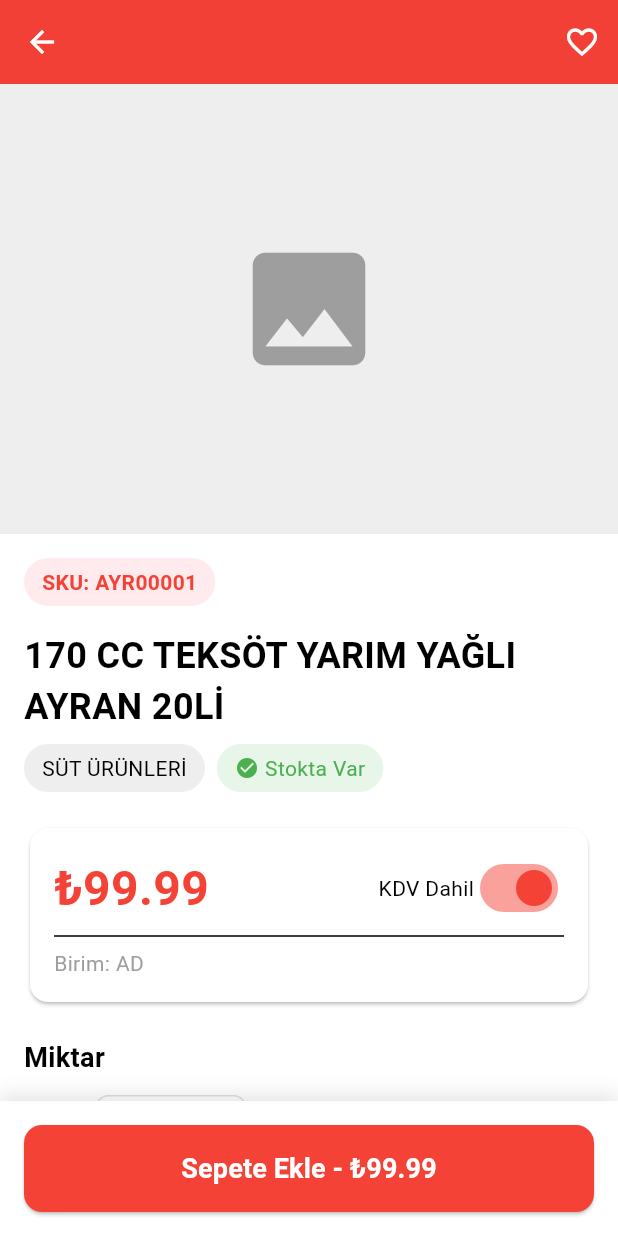
After one commit to MuhammedEbrar/kaptan-catering-mobile, a Flutter app: the ProductDetailScreen screen opened directly, on a phone screen of 412 x 824 dp. The commit adds this screen. Run offline on Flutter 3.47's test engine with Material 3 defaults, Android fonts, the light colour scheme and no system bars; our stand-ins replace dio, flutter_secure_storage, get_it, shared_preferences; accounts and stored records are empty.

Commit message:
feat: Ürün detay sayfası eklendi

```diff
--- /dev/null
+++ b/lib/presentation/screens/products/product_detail_screen.dart
@@ -0,0 +1,297 @@
+import 'package:flutter/material.dart';
+
+class ProductDetailScreen extends StatefulWidget {
+  const ProductDetailScreen({Key? key}) : super(key: key);
+
+  @override
+  State<ProductDetailScreen> createState() => _ProductDetailScreenState();
+}
+
+class _ProductDetailScreenState extends State<ProductDetailScreen> {
+  int _quantity = 1;
+  bool _isFavorite = false;
+  bool _isKdvIncluded = true;
+
+  @override
+  Widget build(BuildContext context) {
+    return Scaffold(
+      appBar: AppBar(
+        backgroundColor: Colors.red,
+        actions: [
+          IconButton(
+            icon: Icon(
+              _isFavorite ? Icons.favorite : Icons.favorite_border,
+              color: Colors.white,
+            ),
+            onPressed: () {
+              setState(() {
+                _isFavorite = !_isFavorite;
+              });
+              ScaffoldMessenger.of(context).showSnackBar(
+                SnackBar(
+                  content: Text(_isFavorite
+                      ? 'Favorilere eklendi!'
+                      : 'Favorilerden çıkarıldı!'),
+                  duration: const Duration(seconds: 1),
+                ),
+              );
+            },
+          ),
+        ],
+      ),
+      body: SingleChildScrollView(
+        child: Column(
+          crossAxisAlignment: CrossAxisAlignment.start,
+          children: [
+            // Ürün Resmi
+            Container(
+              height: 300,
+              width: double.infinity,
+              color: Colors.grey[200],
+              child: const Center(
+                child: Icon(Icons.image, size: 100, color: Colors.grey),
+              ),
+            ),
+
+            // Stok Kodu Badge
+            Padding(
+              padding: const EdgeInsets.all(16),
+              child: Container(
+                padding: const EdgeInsets.symmetric(horizontal: 12, vertical: 6),
+                decoration: BoxDecoration(
+                  color: Colors.red[50],
+                  borderRadius: BorderRadius.circular(20),
+                ),
+                child: const Text(
+                  'SKU: AYR00001',
+                  style: TextStyle(
+                    color: Colors.red,
+                    fontWeight: FontWeight.bold,
+                  ),
+                ),
+              ),
+            ),
+
+            // Ürün Bilgileri
+            Padding(
+              padding: const EdgeInsets.symmetric(horizontal: 16),
+              child: Column(
+                crossAxisAlignment: CrossAxisAlignment.start,
+                children: [
+                  const Text(
+                    '170 CC TEKSÖT YARIM YAĞLI AYRAN 20Lİ',
+                    style: TextStyle(
+                      fontSize: 24,
+                      fontWeight: FontWeight.bold,
+                    ),
+                  ),
+                  const SizedBox(height: 8),
+                  Row(
+                    children: [
+                      Container(
+                        padding: const EdgeInsets.symmetric(
+                          horizontal: 12,
+                          vertical: 6,
+                        ),
+                        decoration: BoxDecoration(
+                          color: Colors.grey[200],
+                          borderRadius: BorderRadius.circular(20),
+                        ),
+                        child: const Text('SÜT ÜRÜNLERİ'),
+                      ),
+                      const SizedBox(width: 8),
+                      Container(
+                        padding: const EdgeInsets.symmetric(
+                          horizontal: 12,
+                          vertical: 6,
+                        ),
+                        decoration: BoxDecoration(
+                          color: Colors.green[50],
+                          borderRadius: BorderRadius.circular(20),
+                        ),
+                        child: Row(
+                          children: const [
+                            Icon(Icons.check_circle, size: 16, color: Colors.green),
+                            SizedBox(width: 4),
+                            Text(
+                              'Stokta Var',
+                              style: TextStyle(color: Colors.green),
+                            ),
+                          ],
+                        ),
+                      ),
+                    ],
+                  ),
+                ],
+              ),
+            ),
+
+            const SizedBox(height: 20),
+
+            // Fiyat Card
+            Padding(
+              padding: const EdgeInsets.symmetric(horizontal: 16),
+              child: Card(
+                child: Padding(
+                  padding: const EdgeInsets.all(16),
+                  child: Column(
+                    children: [
+                      Row(
+                        mainAxisAlignment: MainAxisAlignment.spaceBetween,
+                        children: [
+                          const Text(
+                            '₺99.99',
+                            style: TextStyle(
+                              fontSize: 32,
+                              fontWeight: FontWeight.bold,
+                              color: Colors.red,
+                            ),
+                          ),
+                          Row(
+                            children: [
+                              const Text('KDV Dahil'),
+                              Switch(
+                                value: _isKdvIncluded,
+                                onChanged: (value) {
+                                  setState(() {
+                                    _isKdvIncluded = value;
+                                  });
+                                },
+                                activeColor: Colors.red,
+                              ),
+                            ],
+                          ),
+                        ],
+                      ),
+                      const Divider(),
+                      const Align(
+                        alignment: Alignment.centerLeft,
+                        child: Text(
+                          'Birim: AD',
+                          style: TextStyle(color: Colors.grey),
+                        ),
+                      ),
+                    ],
+                  ),
+                ),
+              ),
+            ),
+
+            const SizedBox(height: 20),
+
+            // Miktar Seçici
+            Padding(
+              padding: const EdgeInsets.symmetric(horizontal: 16),
+              child: Column(
+                crossAxisAlignment: CrossAxisAlignment.start,
+                children: [
+                  const Text(
+                    'Miktar',
+                    style: TextStyle(
+                      fontSize: 18,
+                      fontWeight: FontWeight.bold,
+                    ),
+                  ),
+                  const SizedBox(height: 12),
+                  Row(
+                    children: [
+                      IconButton(
+                        onPressed: () {
+                          if (_quantity > 1) {
+                            setState(() {
+                              _quantity--;
+                            });
+                          }
+                        },
+                        icon: const Icon(Icons.remove_circle_outline),
+                        iconSize: 32,
+                        color: Colors.red,
+                      ),
+                      Container(
+                        width: 100,
+                        padding: const EdgeInsets.symmetric(vertical: 12),
+                        decoration: BoxDecoration(
+                          border: Border.all(color: Colors.grey[300]!),
+                          borderRadius: BorderRadius.circular(8),
+                        ),
+                        child: Text(
+                          '$_quantity',
+                          textAlign: TextAlign.center,
+                          style: const TextStyle(
+                            fontSize: 20,
+                            fontWeight: FontWeight.bold,
+                          ),
+                        ),
+                      ),
+                      IconButton(
+                        onPressed: () {
+                          setState(() {
+                            _quantity++;
+                          });
+                        },
+                        icon: const Icon(Icons.add_circle_outline),
+                        iconSize: 32,
+                        color: Colors.red,
+                      ),
+                      const SizedBox(width: 8),
+                      const Text(
+                        'AD',
+                        style: TextStyle(
+                          fontSize: 16,
+                          color: Colors.grey,
+                        ),
+                      ),
+                    ],
+                  ),
+                ],
+              ),
+            ),
+
+            const SizedBox(height: 100),
+          ],
+        ),
+      ),
+
+      // Sepete Ekle Butonu (Sticky Bottom)
+      bottomNavigationBar: Container(
+        padding: const EdgeInsets.all(16),
+        decoration: BoxDecoration(
+          color: Colors.white,
+          boxShadow: [
+            BoxShadow(
+              color: Colors.black.withOpacity(0.1),
+              blurRadius: 10,
+              offset: const Offset(0, -5),
+            ),
+          ],
+        ),
+        child: ElevatedButton(
+          onPressed: () {
+            ScaffoldMessenger.of(context).showSnackBar(
+              SnackBar(
+                content: Text('$_quantity adet sepete eklendi!'),
+                backgroundColor: Colors.green,
+                duration: const Duration(seconds: 2),
+              ),
+            );
+          },
+          style: ElevatedButton.styleFrom(
+            backgroundColor: Colors.red,
+            padding: const EdgeInsets.symmetric(vertical: 16),
+            shape: RoundedRectangleBorder(
+              borderRadius: BorderRadius.circular(12),
+            ),
+          ),
+          child: Text(
+            'Sepete Ekle - ₺${(99.99 * _quantity).toStringAsFixed(2)}',
+            style: const TextStyle(
+              fontSize: 18,
+              fontWeight: FontWeight.bold,
+              color: Colors.white,
+            ),
+          ),
+        ),
+      ),
+    );
+  }
+}
--- a/lib/presentation/screens/products/products_screen.dart
+++ b/lib/presentation/screens/products/products_screen.dart
@@ -1,4 +1,5 @@
 import 'package:flutter/material.dart';
+import 'product_detail_screen.dart';
 
 class ProductsScreen extends StatefulWidget {
   const ProductsScreen({Key? key}) : super(key: key);
@@ -58,7 +59,7 @@ class _ProductsScreenState extends State<ProductsScreen> {
 
           const SizedBox(height: 16),
 
-          // Ürün Grid (Placeholder)
+          // Ürün Grid
           Expanded(
             child: GridView.builder(
               padding: const EdgeInsets.all(16),
@@ -95,7 +96,16 @@ class _ProductsScreenState extends State<ProductsScreen> {
   }
 
   Widget _buildProductCard() {
-    return Card(
+    return GestureDetector(
+      onTap: () {
+        Navigator.push(
+          context,
+          MaterialPageRoute(
+            builder: (context) => const ProductDetailScreen(),
+          ),
+        );
+      },
+      child: Card(
         elevation: 2,
         child: Column(
           crossAxisAlignment: CrossAxisAlignment.start,
@@ -149,6 +159,7 @@ class _ProductsScreenState extends State<ProductsScreen> {
             ),
           ],
         ),
+      ),
     );
   }
 }
```
Lines whose indentation alone changed are shown as unchanged.
